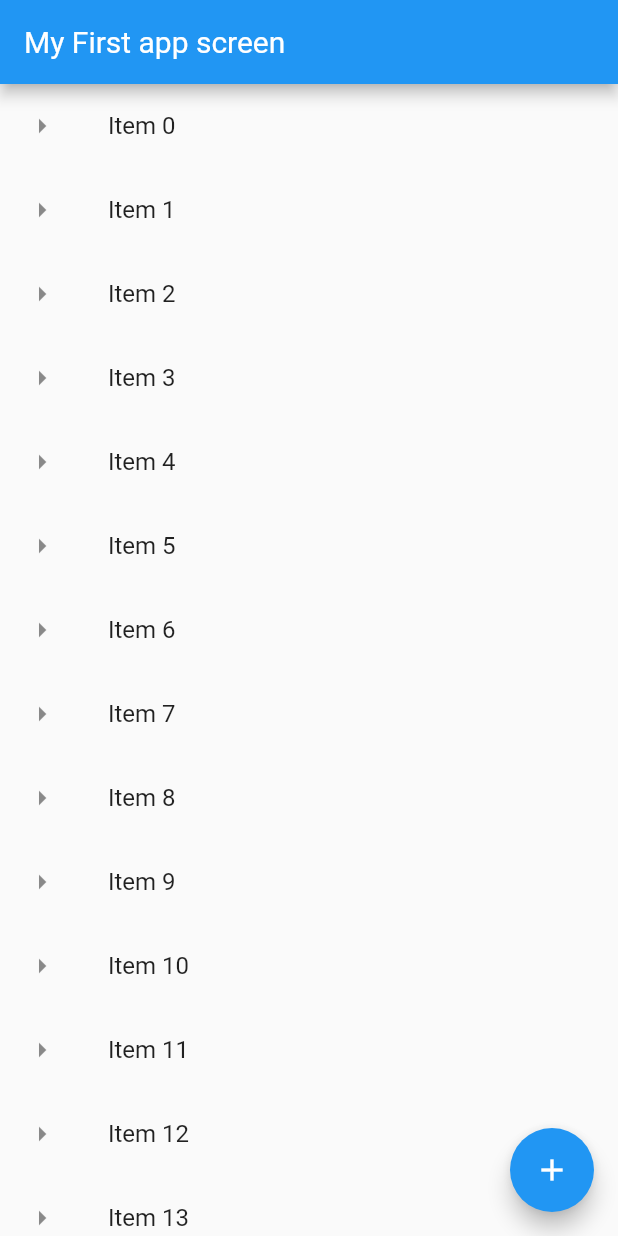
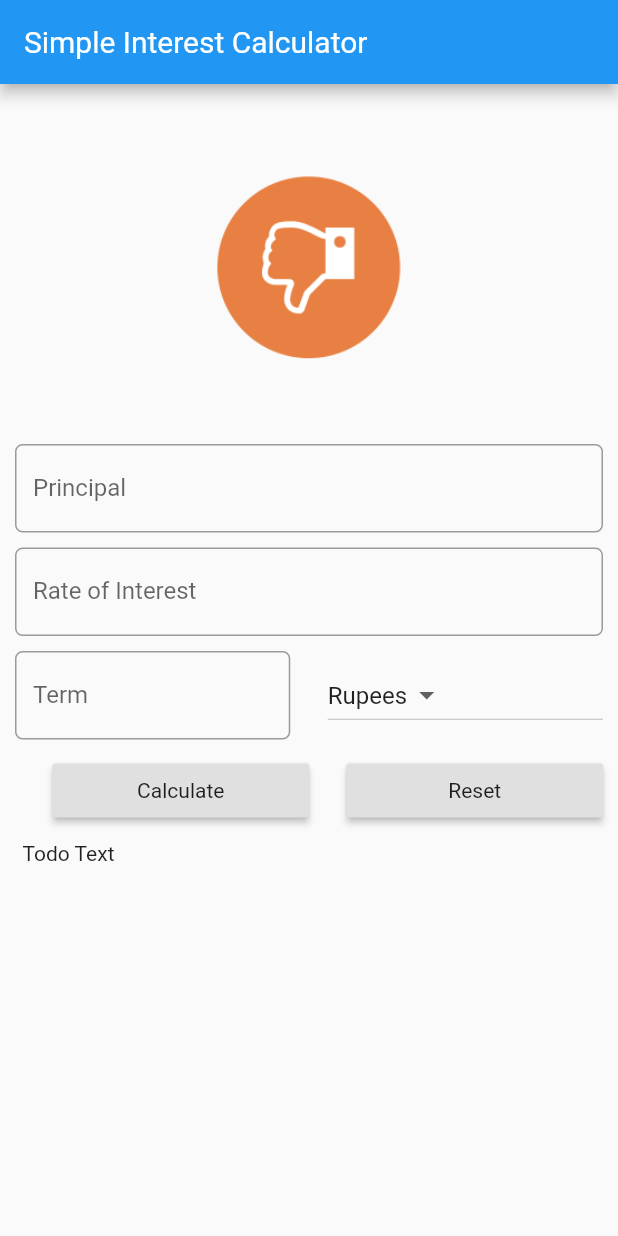
Before and after one commit to rudrik/flutter_learning, a Flutter app: the screen it shows after launch, on a phone screen of 412 x 824 dp. Run offline on Flutter 3.47's test engine with Material 2 defaults, Android fonts, the phone set to English and light mode, and no system bars.

Commit message:
InterestCalculus -- Implemented the design of the Interest Calculus.

```diff
--- a/lib/main.dart
+++ b/lib/main.dart
@@ -1,87 +1,132 @@
 import 'package:flutter/material.dart';
 
-void main() => runApp(new MyFlutterApp());
+void main() {
+  runApp(MaterialApp(
+    title: "Simple Interest calculator App",
+    home: SIForm(),
+  ));
+}
 
-class MyFlutterApp extends StatelessWidget {
+class SIForm extends StatefulWidget {
+  @override
+  State<StatefulWidget> createState() {
+    return _SIFormState();
+  }
+}
+
+class _SIFormState extends State<SIForm> {
+  var _currencies = ['Rupees', 'Dollars', 'Pounds'];
+  var _minimumPadding = 5.0;
+  var _defaultCurrencies = 'Rupees';
+
   @override
   Widget build(BuildContext context) {
-    return MaterialApp(
-      debugShowCheckedModeBanner: false,
-      title: "My Materaial App",
-      home: Scaffold(
-        appBar: AppBar(
-          title: Text("My First app screen"),
+    return Scaffold(
+      //resizeToAvoidBottomPadding: false,
+      appBar: AppBar(
+        title: Text('Simple Interest Calculator'),
+      ),
+      body: Container(
+        margin: EdgeInsets.all(_minimumPadding * 2),
+        child: ListView(
+          children: <Widget>[
+            getImageAsset(),
+            Padding(
+                padding: EdgeInsets.only(
+                    top: _minimumPadding, bottom: _minimumPadding),
+                child: TextField(
+                    keyboardType: TextInputType.number,
+                    decoration: InputDecoration(
+                        labelText: 'Principal',
+                        hintText: 'Enter Principal e.g. 12000',
+                        border: OutlineInputBorder(
+                          borderRadius: BorderRadius.circular(_minimumPadding),
+                        )))),
+            Padding(
+                padding: EdgeInsets.only(
+                    top: _minimumPadding, bottom: _minimumPadding),
+                child: TextField(
+                    keyboardType: TextInputType.number,
+                    decoration: InputDecoration(
+                      labelText: 'Rate of Interest',
+                      hintText: 'In percent',
+                      border: OutlineInputBorder(
+                        borderRadius: BorderRadius.circular(_minimumPadding),
+                      ),
+                    ))),
+            Padding(
+                padding: EdgeInsets.only(
+                    top: _minimumPadding, bottom: _minimumPadding),
+                child: Row(
+                  children: <Widget>[
+                    Expanded(
+                        child: TextField(
+                            keyboardType: TextInputType.number,
+                            decoration: InputDecoration(
+                              labelText: 'Term',
+                              hintText: 'Time in years',
+                              border: OutlineInputBorder(
+                                borderRadius:
+                                    BorderRadius.circular(_minimumPadding),
+                              ),
+                            ))),
+                    Container(
+                      width: _minimumPadding * 5,
+                    ),
+                    Expanded(
+                        child: DropdownButton<String>(
+                      items: _currencies.map((String value) {
+                        return DropdownMenuItem<String>(
+                          value: value,
+                          child: Text(value),
+                        );
+                      }).toList(),
+                      value: _defaultCurrencies,
+                      onChanged: (String newValueSelected) {
+                        setState(() {});
+                      },
+                    ))
+                  ],
+                )),
+            Padding(
+                padding: EdgeInsets.only(
+                    top: _minimumPadding, bottom: _minimumPadding),
+                child: Row(
+                  children: <Widget>[
+                    Expanded(
+                        child: Container(
+                      padding: EdgeInsets.only(left: _minimumPadding * 5),
+                      child: RaisedButton(
+                          child: Text('Calculate'), onPressed: () {}),
+                    )),
+                    Expanded(
+                      child: Container(
+                          padding: EdgeInsets.only(left: _minimumPadding * 5),
+                          child: RaisedButton(
+                              child: Text('Reset'), onPressed: () {})),
+                    )
+                  ],
+                )),
+            Padding(
+              padding: EdgeInsets.all(_minimumPadding),
+              child: Text('Todo Text'),
+            )
+          ],
         ),
-        body: getLongListView(),
-        floatingActionButton: FloatingActionButton(
-            child: Icon(Icons.add),
-            tooltip: "Add One More Item",
-            onPressed: () {
-              debugPrint("FAB Clicked");
-            }),
       ),
     );
   }
+
+  Widget getImageAsset() {
+    AssetImage assetImage = AssetImage('images/ic_dislike.png');
+    Image image = Image(
+      image: assetImage,
+      width: 125.0,
+      height: 125.0,
+    );
+    return Container(
+      child: image,
+      margin: EdgeInsets.all(_minimumPadding * 10),
+    );
+  }
 }
-
-void showSnackBar(BuildContext context, String listItem) {
-  var snackBar = SnackBar(
-    content: Text("You just tapped $listItem"),
-    duration: Duration(milliseconds: 500),
-    action: SnackBarAction(
-        label: "UNDO",
-        onPressed: () {
-          debugPrint("Permfoming dummy undo.");
-        }),
-  );
-
-  Scaffold.of(context).showSnackBar(snackBar);
-}
-
-Widget getListView() {
-  var listView = ListView(
-    children: <Widget>[
-      ListTile(
-        leading: Icon(Icons.landscape),
-        title: Text("Landscape"),
-        subtitle: Text("Nice View"),
-        trailing: Icon(Icons.wb_sunny),
-        onTap: () {
-          debugPrint("TAPPED!");
-        },
-      ),
-      ListTile(
-        leading: Icon(Icons.android),
-        title: Text("Android"),
-      ),
-      ListTile(
-        leading: Icon(Icons.devices),
-        title: Text("Samsung"),
-      ),
-      Text("Another text element"),
-      Container(color: Colors.red, height: 30.0)
-    ],
-  );
-  return listView;
-}
-
-List<String> getListElements() {
-  var items = List<String>.generate(1000, (counter) => "Item $counter");
-  return items;
-}
-
-Widget getLongListView() {
-  var listItem = getListElements();
-  var listView = ListView.builder(itemBuilder: (context, index) {
-    if (index < listItem.length)
-      return ListTile(
-        leading: Icon(Icons.arrow_right),
-        title: Text(listItem[index]),
-        onTap: () {
-          showSnackBar(context, listItem[index]);
-        },
-      );
-  });
-
-  return listView;
-}
```
Also changed, not shown: lib/app_screens/home.dart (deleted, +0 -143 lines).
